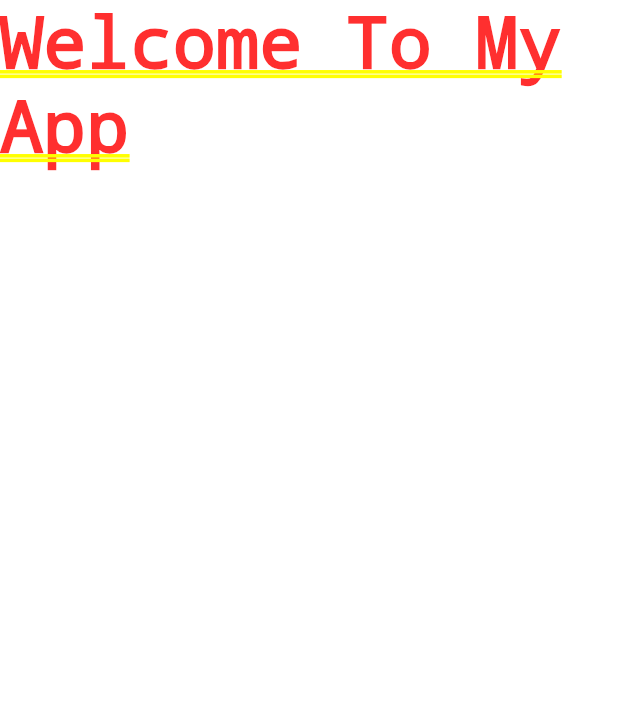
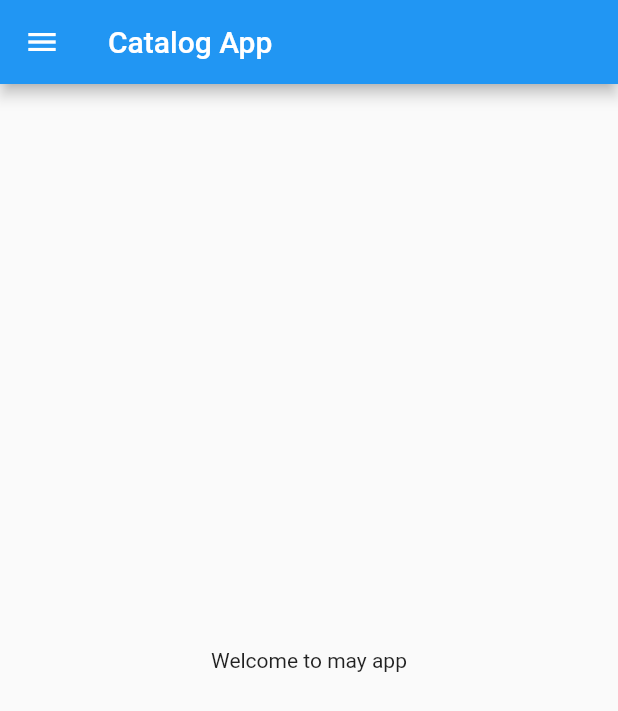
Before and after one commit to Shougotmollik/Dart-To-Flutter-Full-Learning-Curve-Step-By-Step, a Flutter app: the screen it shows after launch, on a phone screen of 412 x 824 dp. Shown: the top 711 px of the screen. Run offline on Flutter 3.47's test engine with Material 2 defaults, Android fonts, the phone set to English and light mode, and no system bars.

Commit message:
home page

```diff
--- a/CodePur/30 Days Of Flutter/flutter_catalog_applications/lib/main.dart
+++ b/CodePur/30 Days Of Flutter/flutter_catalog_applications/lib/main.dart
@@ -1,4 +1,5 @@
 import 'package:flutter/material.dart';
+import 'package:flutter_catalog_applications/pages/home_page.dart';
 
 void main() {
   runApp(MyApp());
@@ -10,9 +11,7 @@
   @override
   Widget build(BuildContext context) {
     return MaterialApp(
-      home: Container(
-        child: Text("Welcome To My App"),
-      ),
+      home: HomePage(),
     );
   }
 }
--- /dev/null
+++ b/CodePur/30 Days Of Flutter/flutter_catalog_applications/lib/pages/home_page.dart
@@ -0,0 +1,20 @@
+import 'package:flutter/material.dart';
+
+class HomePage extends StatelessWidget {
+  const HomePage({super.key});
+
+  @override
+  Widget build(BuildContext context) {
+    return Scaffold(
+      appBar: AppBar(
+        title: Text("Catalog App"),
+      ),
+      body: Center(
+        child: Container(
+          child: Text("Welcome to may app"),
+        ),
+      ),
+      drawer: Drawer(),
+    );
+  }
+}
```
